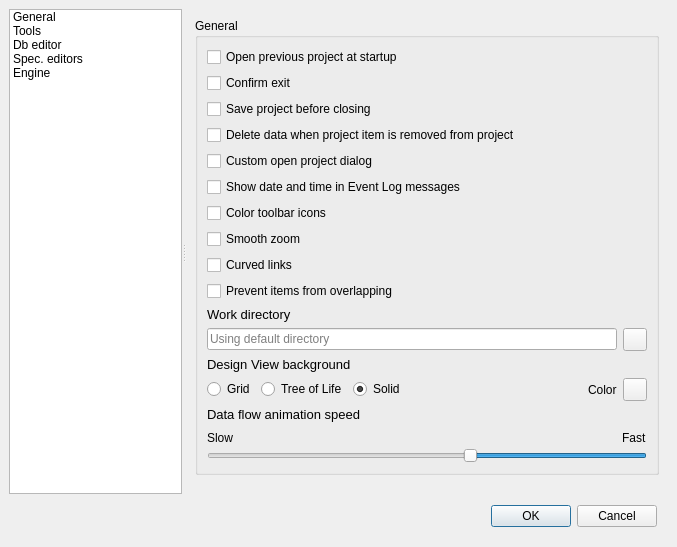
spine-tools/Spine-Toolbox, file spinetoolbox/ui/settings.ui: the form before one commit.
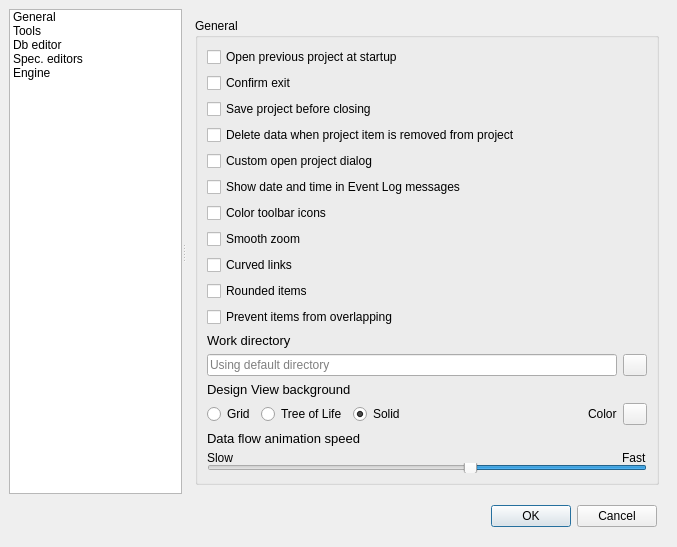
The form after the commit. Icons and pictures are not drawn. Custom widgets are drawn as their Qt base class.

Commit message: Add setting to control item rounding

Patch:
```diff
--- a/spinetoolbox/ui/settings.ui
+++ b/spinetoolbox/ui/settings.ui
@@ -243,90 +243,7 @@
            <property name="spacing">
             <number>6</number>
            </property>
-           <item row="20" column="0">
-            <widget class="QLabel" name="label_4">
-             <property name="font">
-              <font>
-               <pointsize>10</pointsize>
-              </font>
-             </property>
-             <property name="text">
-              <string>Data flow animation speed</string>
-             </property>
-            </widget>
-           </item>
-           <item row="4" column="0">
-            <widget class="QCheckBox" name="checkBox_delete_data">
-             <property name="toolTip">
-              <string>&lt;html&gt;&lt;head/&gt;&lt;body&gt;&lt;p&gt;Check this box to delete project item's data when a project item is removed from project. This means, that the project item directory and its contens will be deleted from your HD.&lt;/p&gt;&lt;/body&gt;&lt;/html&gt;</string>
-             </property>
-             <property name="text">
-              <string>Delete data when project item is removed from project</string>
-             </property>
-            </widget>
-           </item>
-           <item row="19" column="0">
-            <layout class="QHBoxLayout" name="horizontalLayout_4">
-             <item>
-              <widget class="QRadioButton" name="radioButton_bg_grid">
-               <property name="text">
-                <string>Grid</string>
-               </property>
-              </widget>
-             </item>
-             <item>
-              <widget class="QRadioButton" name="radioButton_bg_tree">
-               <property name="text">
-                <string>Tree of Life</string>
-               </property>
-              </widget>
-             </item>
-             <item>
-              <widget class="QRadioButton" name="radioButton_bg_solid">
-               <property name="text">
-                <string>Solid</string>
-               </property>
-               <property name="checked">
-                <bool>true</bool>
-               </property>
-              </widget>
-             </item>
-             <item>
-              <spacer name="horizontalSpacer_4">
-               <property name="orientation">
-                <enum>Qt::Horizontal</enum>
-               </property>
-               <property name="sizeHint" stdset="0">
-                <size>
-                 <width>40</width>
-                 <height>20</height>
-                </size>
-               </property>
-              </spacer>
-             </item>
-             <item>
-              <widget class="QLabel" name="label_9">
-               <property name="text">
-                <string>Color</string>
-               </property>
-              </widget>
-             </item>
-             <item>
-              <widget class="QToolButton" name="toolButton_bg_color">
-               <property name="toolTip">
-                <string>&lt;html&gt;&lt;head/&gt;&lt;body&gt;&lt;p&gt;Pick solid background color&lt;/p&gt;&lt;/body&gt;&lt;/html&gt;</string>
-               </property>
-               <property name="iconSize">
-                <size>
-                 <width>16</width>
-                 <height>16</height>
-                </size>
-               </property>
-              </widget>
-             </item>
-            </layout>
-           </item>
-           <item row="14" column="0">
+           <item row="16" column="0">
             <layout class="QHBoxLayout" name="horizontalLayout_6">
              <item>
               <widget class="QLineEdit" name="lineEdit_work_dir">
@@ -366,7 +283,81 @@
              </item>
             </layout>
            </item>
+           <item row="3" column="0">
+            <widget class="QCheckBox" name="checkBox_save_project_before_closing">
+             <property name="toolTip">
+              <string>&lt;html&gt;&lt;head/&gt;&lt;body&gt;&lt;p&gt;Select what to do if there are unsaved changes when closing a project or when quitting the app.&lt;/p&gt;&lt;p&gt;Unchecked: Don't save project and don't show question box&lt;/p&gt;&lt;p&gt;Partially checked: Show question box&lt;/p&gt;&lt;p&gt;Checked: Save project and don't show question box&lt;/p&gt;&lt;p&gt;&lt;br/&gt;&lt;/p&gt;&lt;/body&gt;&lt;/html&gt;</string>
+             </property>
+             <property name="text">
+              <string>Save project before closing</string>
+             </property>
+             <property name="tristate">
+              <bool>true</bool>
+             </property>
+            </widget>
+           </item>
            <item row="21" column="0">
+            <layout class="QHBoxLayout" name="horizontalLayout_4">
+             <item>
+              <widget class="QRadioButton" name="radioButton_bg_grid">
+               <property name="text">
+                <string>Grid</string>
+               </property>
+              </widget>
+             </item>
+             <item>
+              <widget class="QRadioButton" name="radioButton_bg_tree">
+               <property name="text">
+                <string>Tree of Life</string>
+               </property>
+              </widget>
+             </item>
+             <item>
+              <widget class="QRadioButton" name="radioButton_bg_solid">
+               <property name="text">
+                <string>Solid</string>
+               </property>
+               <property name="checked">
+                <bool>true</bool>
+               </property>
+              </widget>
+             </item>
+             <item>
+              <spacer name="horizontalSpacer_4">
+               <property name="orientation">
+                <enum>Qt::Horizontal</enum>
+               </property>
+               <property name="sizeHint" stdset="0">
+                <size>
+                 <width>40</width>
+                 <height>20</height>
+                </size>
+               </property>
+              </spacer>
+             </item>
+             <item>
+              <widget class="QLabel" name="label_9">
+               <property name="text">
+                <string>Color</string>
+               </property>
+              </widget>
+             </item>
+             <item>
+              <widget class="QToolButton" name="toolButton_bg_color">
+               <property name="toolTip">
+                <string>&lt;html&gt;&lt;head/&gt;&lt;body&gt;&lt;p&gt;Pick solid background color&lt;/p&gt;&lt;/body&gt;&lt;/html&gt;</string>
+               </property>
+               <property name="iconSize">
+                <size>
+                 <width>16</width>
+                 <height>16</height>
+                </size>
+               </property>
+              </widget>
+             </item>
+            </layout>
+           </item>
+           <item row="23" column="0">
             <layout class="QVBoxLayout" name="verticalLayout_3">
              <property name="spacing">
               <number>0</number>
@@ -438,19 +429,26 @@
              </item>
             </layout>
            </item>
-           <item row="13" column="0">
-            <widget class="QLabel" name="label">
+           <item row="22" column="0">
+            <widget class="QLabel" name="label_4">
              <property name="font">
               <font>
                <pointsize>10</pointsize>
               </font>
              </property>
              <property name="text">
-              <string>Work directory</string>
+              <string>Data flow animation speed</string>
              </property>
             </widget>
            </item>
-           <item row="18" column="0">
+           <item row="9" column="0">
+            <widget class="QCheckBox" name="checkBox_color_toolbar_icons">
+             <property name="text">
+              <string>Color toolbar icons</string>
+             </property>
+            </widget>
+           </item>
+           <item row="20" column="0">
             <widget class="QLabel" name="label_7">
              <property name="font">
               <font>
@@ -462,6 +460,41 @@
              </property>
             </widget>
            </item>
+           <item row="11" column="0">
+            <widget class="QCheckBox" name="checkBox_use_curved_links">
+             <property name="toolTip">
+              <string>&lt;html&gt;&lt;head/&gt;&lt;body&gt;&lt;p&gt;Controls whether smooth or straight connectors are used in Design View.&lt;/p&gt;&lt;/body&gt;&lt;/html&gt;</string>
+             </property>
+             <property name="text">
+              <string>Curved links</string>
+             </property>
+            </widget>
+           </item>
+           <item row="2" column="0">
+            <widget class="QCheckBox" name="checkBox_exit_prompt">
+             <property name="toolTip">
+              <string>&lt;html&gt;&lt;head/&gt;&lt;body&gt;&lt;p&gt;Checking this shows the 'confirm exit' question box when quitting the app&lt;/p&gt;&lt;/body&gt;&lt;/html&gt;</string>
+             </property>
+             <property name="text">
+              <string>Confirm exit</string>
+             </property>
+             <property name="tristate">
+              <bool>false</bool>
+             </property>
+            </widget>
+           </item>
+           <item row="15" column="0">
+            <widget class="QLabel" name="label">
+             <property name="font">
+              <font>
+               <pointsize>10</pointsize>
+              </font>
+             </property>
+             <property name="text">
+              <string>Work directory</string>
+             </property>
+            </widget>
+           </item>
            <item row="5" column="0">
             <widget class="QCheckBox" name="checkBox_custom_open_project_dialog">
              <property name="toolTip">
@@ -475,39 +508,6 @@
              </property>
             </widget>
            </item>
-           <item row="2" column="0">
-            <widget class="QCheckBox" name="checkBox_exit_prompt">
-             <property name="toolTip">
-              <string>&lt;html&gt;&lt;head/&gt;&lt;body&gt;&lt;p&gt;Checking this shows the 'confirm exit' question box when quitting the app&lt;/p&gt;&lt;/body&gt;&lt;/html&gt;</string>
-             </property>
-             <property name="text">
-              <string>Confirm exit</string>
-             </property>
-             <property name="tristate">
-              <bool>false</bool>
-             </property>
-            </widget>
-           </item>
-           <item row="10" column="0">
-            <widget class="QCheckBox" name="checkBox_use_smooth_zoom">
-             <property name="toolTip">
-              <string>&lt;html&gt;&lt;head/&gt;&lt;body&gt;&lt;p&gt;Controls whether smooth or discete zoom is used in Design and Graph Views.&lt;/p&gt;&lt;/body&gt;&lt;/html&gt;</string>
-             </property>
-             <property name="text">
-              <string>Smooth zoom</string>
-             </property>
-            </widget>
-           </item>
-           <item row="11" column="0">
-            <widget class="QCheckBox" name="checkBox_use_curved_links">
-             <property name="toolTip">
-              <string>&lt;html&gt;&lt;head/&gt;&lt;body&gt;&lt;p&gt;Controls whether smooth or straight connectors are used in Design View.&lt;/p&gt;&lt;/body&gt;&lt;/html&gt;</string>
-             </property>
-             <property name="text">
-              <string>Curved links</string>
-             </property>
-            </widget>
-           </item>
            <item row="6" column="0">
             <widget class="QCheckBox" name="checkBox_datetime">
              <property name="toolTip">
@@ -518,16 +518,20 @@
              </property>
             </widget>
            </item>
-           <item row="3" column="0">
-            <widget class="QCheckBox" name="checkBox_save_project_before_closing">
+           <item row="10" column="0">
+            <widget class="QCheckBox" name="checkBox_use_smooth_zoom">
              <property name="toolTip">
-              <string>&lt;html&gt;&lt;head/&gt;&lt;body&gt;&lt;p&gt;Select what to do if there are unsaved changes when closing a project or when quitting the app.&lt;/p&gt;&lt;p&gt;Unchecked: Don't save project and don't show question box&lt;/p&gt;&lt;p&gt;Partially checked: Show question box&lt;/p&gt;&lt;p&gt;Checked: Save project and don't show question box&lt;/p&gt;&lt;p&gt;&lt;br/&gt;&lt;/p&gt;&lt;/body&gt;&lt;/html&gt;</string>
+              <string>&lt;html&gt;&lt;head/&gt;&lt;body&gt;&lt;p&gt;Controls whether smooth or discete zoom is used in Design and Graph Views.&lt;/p&gt;&lt;/body&gt;&lt;/html&gt;</string>
              </property>
              <property name="text">
-              <string>Save project before closing</string>
+              <string>Smooth zoom</string>
              </property>
-             <property name="tristate">
-              <bool>true</bool>
+            </widget>
+           </item>
+           <item row="13" column="0">
+            <widget class="QCheckBox" name="checkBox_prevent_overlapping">
+             <property name="text">
+              <string>Prevent items from overlapping</string>
              </property>
             </widget>
            </item>
@@ -547,17 +551,20 @@
              </property>
             </widget>
            </item>
-           <item row="9" column="0">
-            <widget class="QCheckBox" name="checkBox_color_toolbar_icons">
+           <item row="4" column="0">
+            <widget class="QCheckBox" name="checkBox_delete_data">
+             <property name="toolTip">
+              <string>&lt;html&gt;&lt;head/&gt;&lt;body&gt;&lt;p&gt;Check this box to delete project item's data when a project item is removed from project. This means, that the project item directory and its contens will be deleted from your HD.&lt;/p&gt;&lt;/body&gt;&lt;/html&gt;</string>
+             </property>
              <property name="text">
-              <string>Color toolbar icons</string>
+              <string>Delete data when project item is removed from project</string>
              </property>
             </widget>
            </item>
            <item row="12" column="0">
-            <widget class="QCheckBox" name="checkBox_prevent_overlapping">
+            <widget class="QCheckBox" name="checkBox_use_rounded_items">
              <property name="text">
-              <string>Prevent items from overlapping</string>
+              <string>Rounded items</string>
              </property>
             </widget>
            </item>
```
The commit also changes 4 other files.
